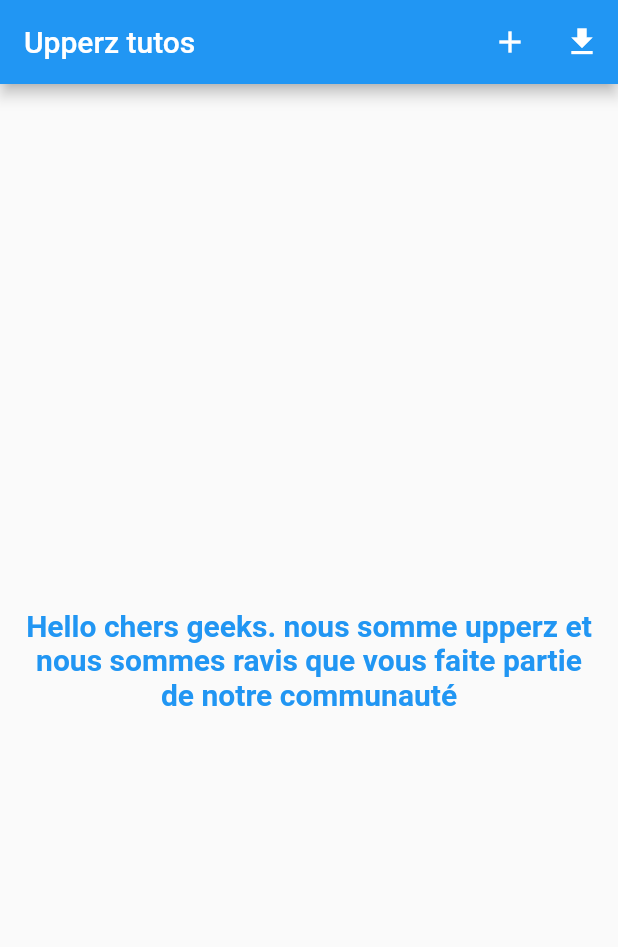
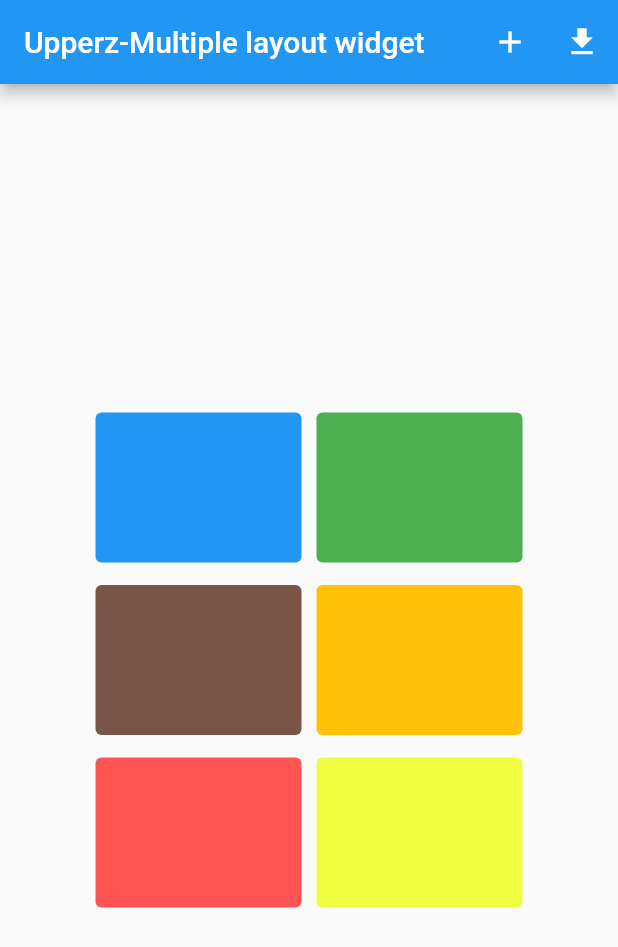
Before and after one commit to baruka99/tuto_upperz, a Flutter app: the screen it shows after launch, on a phone screen of 412 x 824 dp. Shown: the top 947 px of the screen. Run offline on Flutter 3.47's test engine with Material 2 defaults, Android fonts, the phone set to English and light mode, and no system bars.

Commit message:
multple layout widget

```diff
--- a/lib/main.dart
+++ b/lib/main.dart
@@ -29,7 +29,7 @@ class HomeApp extends StatelessWidget {
   Widget build(BuildContext context) {
     return Scaffold(
       appBar: AppBar(
-        title: const Text("Upperz tutos"),
+        title: const Text("Upperz-Multiple layout widget"),
         actions: [
           IconButton(
             onPressed: () {},
@@ -44,7 +44,7 @@ class HomeApp extends StatelessWidget {
       body: const Padding(
         padding: EdgeInsets.all(15),
         child: Center(
-          child: TextWidget(),
+          child: VerticalHorizontalShow(),
         ),
       ),
     );
--- a/lib/screens/widget/widget.dart
+++ b/lib/screens/widget/widget.dart
@@ -16,3 +16,97 @@ class TextWidget extends StatelessWidget {
     );
   }
 }
+
+class VerticalHorizontalShow extends StatelessWidget {
+  const VerticalHorizontalShow({Key? key}) : super(key: key);
+
+  @override
+  Widget build(BuildContext context) {
+    return Column(
+      crossAxisAlignment: CrossAxisAlignment.center,
+      mainAxisAlignment: MainAxisAlignment.center,
+      children: [
+        Row(
+          mainAxisAlignment: MainAxisAlignment.center,
+          children: [
+            CustomContainer(
+              height: 100,
+              width: MediaQuery.of(context).size.width / 3,
+              color: Colors.blue,
+            ),
+            const SizedBox(
+              width: 10,
+            ),
+            CustomContainer(
+              height: 100,
+              width: MediaQuery.of(context).size.width / 3,
+              color: Colors.green,
+            ),
+          ],
+        ),
+        const SizedBox(
+          height: 15,
+        ),
+        Row(
+          mainAxisAlignment: MainAxisAlignment.center,
+          children: [
+            CustomContainer(
+              height: 100,
+              width: MediaQuery.of(context).size.width / 3,
+              color: Colors.brown,
+            ),
+            const SizedBox(
+              width: 10,
+            ),
+            CustomContainer(
+              height: 100,
+              width: MediaQuery.of(context).size.width / 3,
+              color: Colors.amber,
+            ),
+          ],
+        ),
+        const SizedBox(
+          height: 15,
+        ),
+        Row(
+          mainAxisAlignment: MainAxisAlignment.center,
+          children: [
+            CustomContainer(
+              height: 100,
+              width: MediaQuery.of(context).size.width / 3,
+              color: Colors.redAccent,
+            ),
+            const SizedBox(
+              width: 10,
+            ),
+            CustomContainer(
+              height: 100,
+              width: MediaQuery.of(context).size.width / 3,
+              color: Colors.limeAccent,
+            ),
+          ],
+        ),
+      ],
+    );
+  }
+}
+
+class CustomContainer extends StatelessWidget {
+  final Color? color;
+  final double? height;
+  final double? width;
+  const CustomContainer({Key? key, this.color, this.height, this.width})
+      : super(key: key);
+
+  @override
+  Widget build(BuildContext context) {
+    return Container(
+      height: height,
+      width: width,
+      decoration: BoxDecoration(
+        color: color,
+        borderRadius: BorderRadius.circular(4),
+      ),
+    );
+  }
+}
```
